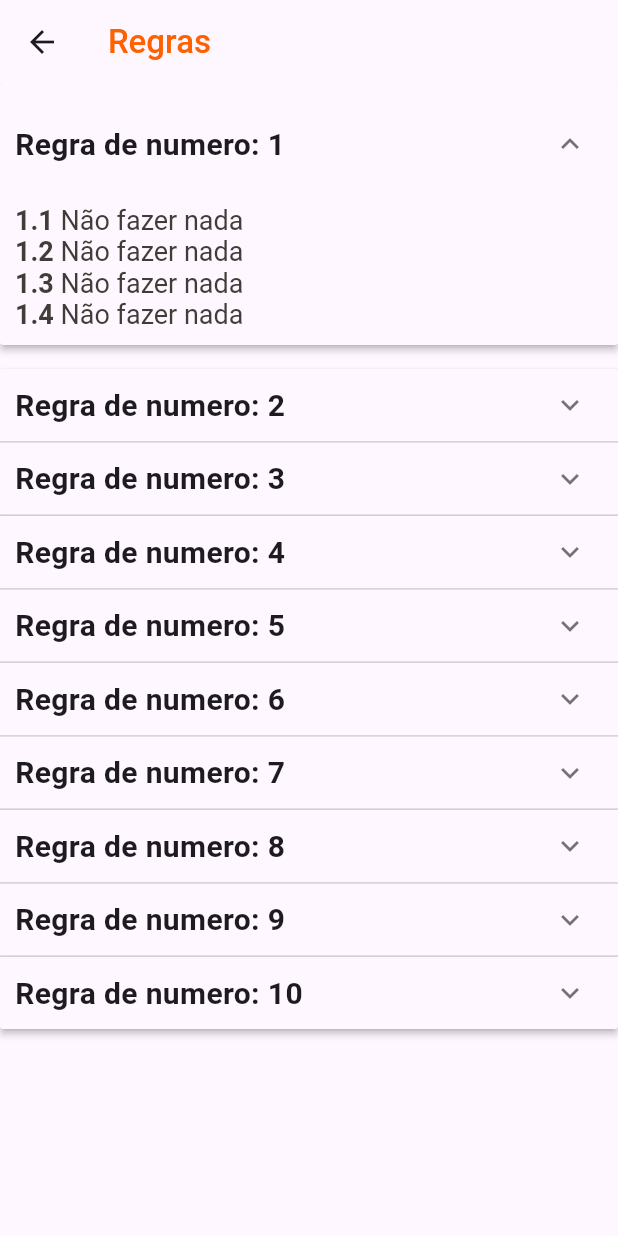
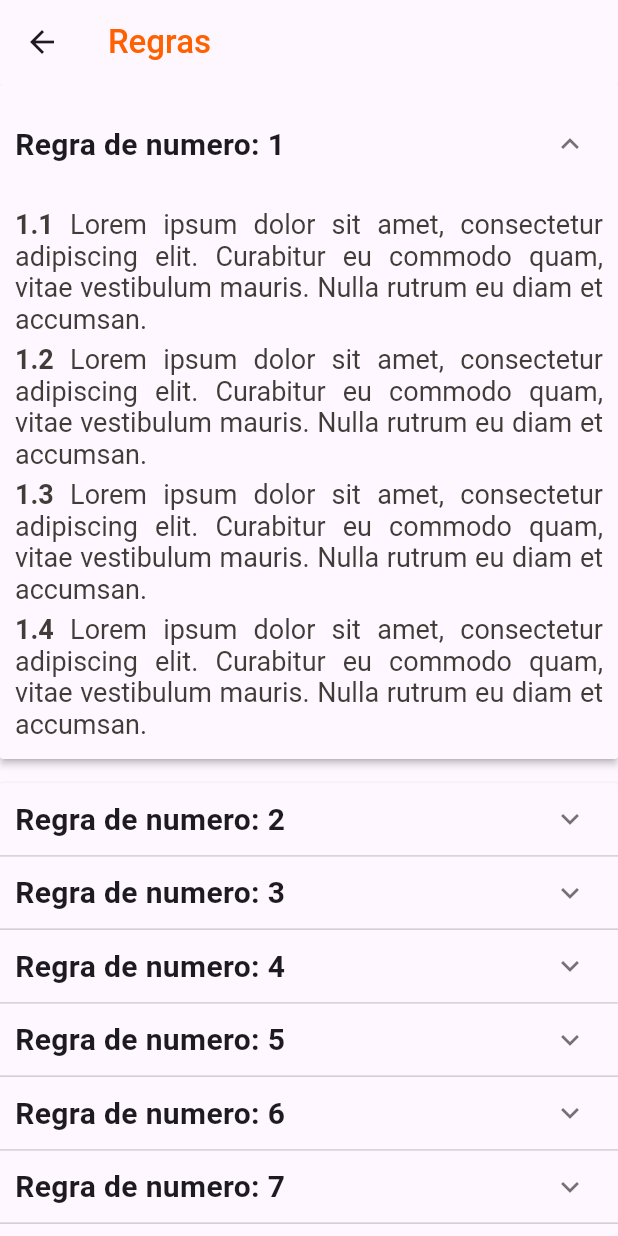
Before and after one commit to Zi0Li/MOBILE-Condominium-Management, a Flutter app: the RulesPage screen opened directly, after a tap on the "expand more" icon, on a phone screen of 412 x 824 dp. Run offline on Flutter 3.47's test engine with Material 3 defaults, Android fonts, the phone set to English and light mode, and no system bars; our stand-ins replace image_picker, mask_text_input_formatter.

Commit message:
Correção de responsividade

```diff
--- a/lib/data/models/Rules.dart
+++ b/lib/data/models/Rules.dart
@@ -18,10 +18,10 @@ List<Rules> gerarRegras(int qty) {
   for (var i = 0; i < qty; i++) {
     rules.add(
       Rules(id: i + 1, title: 'Regra de numero: ${i + 1}', content: [
-        'Não fazer nada',
-        'Não fazer nada',
-        'Não fazer nada',
-        'Não fazer nada',
+        'Lorem ipsum dolor sit amet, consectetur adipiscing elit. Curabitur eu commodo quam, vitae vestibulum mauris. Nulla rutrum eu diam et accumsan.',
+        'Lorem ipsum dolor sit amet, consectetur adipiscing elit. Curabitur eu commodo quam, vitae vestibulum mauris. Nulla rutrum eu diam et accumsan.',
+        'Lorem ipsum dolor sit amet, consectetur adipiscing elit. Curabitur eu commodo quam, vitae vestibulum mauris. Nulla rutrum eu diam et accumsan.',
+        'Lorem ipsum dolor sit amet, consectetur adipiscing elit. Curabitur eu commodo quam, vitae vestibulum mauris. Nulla rutrum eu diam et accumsan.',
       ]),
     );
   }
--- a/lib/pages/rules.dart
+++ b/lib/pages/rules.dart
@@ -23,13 +23,13 @@ class _RulesPageState extends State<RulesPage> {
       ),
       body: SingleChildScrollView(
         child: Column(
-          children: [_buildPanel()],
+          children: [_rulesPanel()],
         ),
       ),
     );
   }
 
-  Widget _buildPanel() {
+  Widget _rulesPanel() {
     return ExpansionPanelList(
       expansionCallback: (int index, bool isExpanded) {
         setState(() {
@@ -57,13 +57,17 @@ class _RulesPageState extends State<RulesPage> {
               crossAxisAlignment: CrossAxisAlignment.start,
               children: [
                 for (int i = 0; i < rules.content.length; i++)
-                  Row(
+                  Padding(
+                    padding: const EdgeInsets.fromLTRB(0, 3, 0, 3),
+                    child: Row(
                       mainAxisAlignment: MainAxisAlignment.start,
                       children: [
-                      RichText(
-                        overflow: TextOverflow.ellipsis,
-                        softWrap: false,
-                        maxLines: 1,
+                        Flexible(
+                          child: RichText(
+                            overflow: TextOverflow.clip,
+                            softWrap: true,
+                            maxLines: null,
+                            textAlign: TextAlign.justify,
                             text: TextSpan(
                               text: "${rules.id}.${i + 1} ",
                               style: TextStyle(
@@ -80,8 +84,10 @@ class _RulesPageState extends State<RulesPage> {
                                 )
                               ],
                             ),
-                      )
+                          ),
+                        ),
                       ],
+                    ),
                   ),
               ],
             ),
--- a/lib/widgets/config.dart
+++ b/lib/widgets/config.dart
@@ -78,9 +78,9 @@ class Config {
 
   static Widget text(String label1, String label2, double fontSize) {
     return RichText(
-      overflow: TextOverflow.ellipsis,
-      softWrap: false,
-      maxLines: 1,
+      overflow: TextOverflow.clip,
+      softWrap: true,
+      maxLines: null,
       text: TextSpan(
         text: label1,
         style: TextStyle(
```
Also changed, not shown: lib/pages/correspondence.dart (+13 -6 lines). Lines whose indentation alone changed are shown as unchanged.
